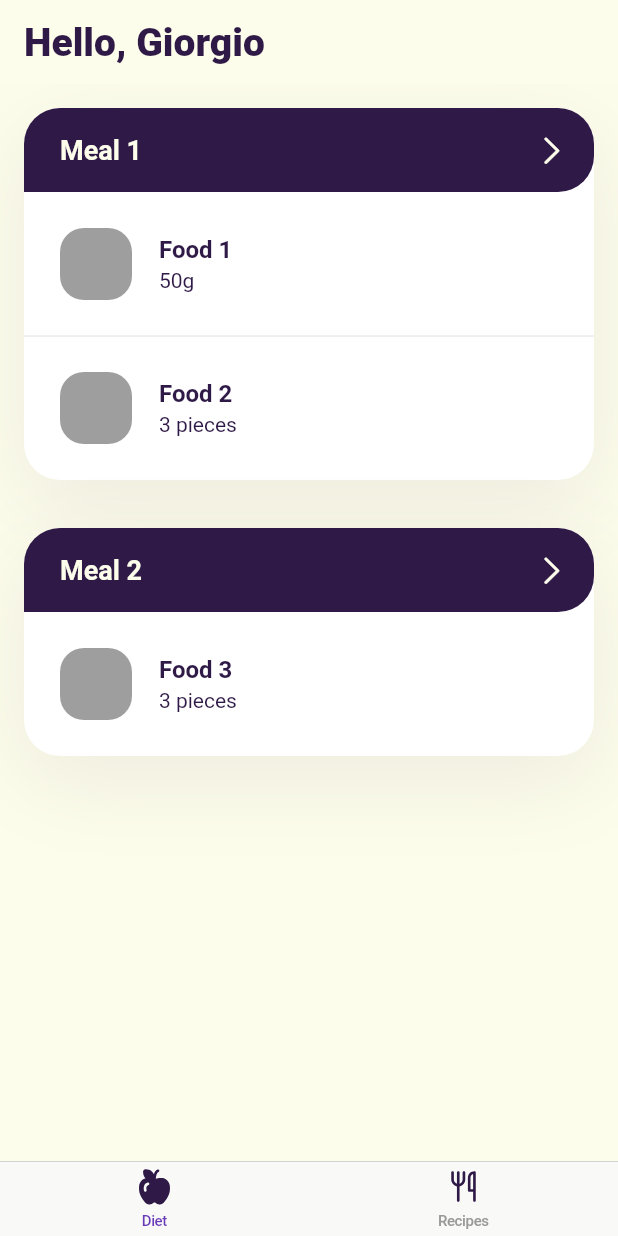
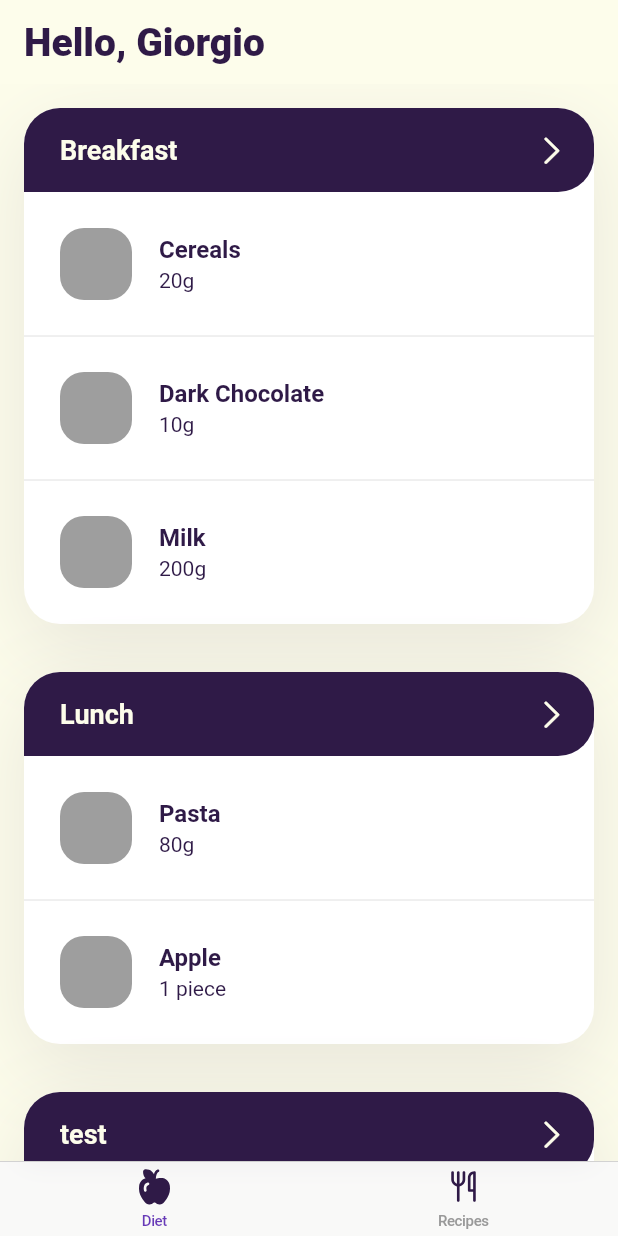
Before and after one commit to iamgio/fluttered, a Flutter app: the screen it shows after launch, on a phone screen of 412 x 824 dp. Run offline on Flutter 3.47's test engine with Material 2 defaults, Android fonts, the light colour scheme and no system bars; our stand-ins replace flutter_svg.

Commit message:
Fix overflow

```diff
--- a/lib/diet/constants.dart
+++ b/lib/diet/constants.dart
@@ -27,7 +27,7 @@ class Const {
   static const double mealAddFoodRadius = 14;
   static const double mealShadowBlur = 48;
   static const double mealShadowY = 16;
-  static const double mealShadowOpacity = .08;
+  static const double mealShadowOpacity = .1;
 
   static const int pageSwitchDuration = 250;
 }
--- a/lib/diet/data/data.dart
+++ b/lib/diet/data/data.dart
@@ -15,24 +15,35 @@ Future<UserModel> data_getUser() => Future.delayed(
         weeklyDiet: WeeklyDietModel(
           dailyDiets: [
             DailyDietModel(day: 0, meals: [
-              MealModel(name: 'Meal 1', foods: [
+              MealModel(name: 'Breakfast', foods: [
                 MealFoodModel(
-                  name: 'Food 1',
-                  amount: 50,
+                  name: 'Cereals',
+                  amount: 20,
                 ),
                 MealFoodModel(
-                  name: 'Food 2',
-                  amount: 3,
+                  name: 'Dark Chocolate',
+                  amount: 10,
+                  quantityType: QuantityType.grams,
+                ),
+                MealFoodModel(
+                  name: 'Milk',
+                  amount: 200,
+                  quantityType: QuantityType.grams,
+                ),
+              ]),
+              MealModel(name: 'Lunch', foods: [
+                MealFoodModel(
+                  name: 'Pasta',
+                  amount: 80,
+                  quantityType: QuantityType.grams,
+                ),
+                MealFoodModel(
+                  name: 'Apple',
+                  amount: 1,
                   quantityType: QuantityType.pieces,
                 ),
               ]),
-              MealModel(name: 'Meal 2', foods: [
-                MealFoodModel(
-                  name: 'Food 3',
-                  amount: 3,
-                  quantityType: QuantityType.pieces,
-                ),
-              ]),
+              MealModel(name: 'test', foods: []),
             ]),
             DailyDietModel(day: 1, meals: [
               MealModel(name: 'Meal 1', foods: []),
--- a/lib/diet/view/diet_page.dart
+++ b/lib/diet/view/diet_page.dart
@@ -39,7 +39,7 @@ class _DietPageState extends State<DietPage> {
     )).toList();
   }
 
-  _buildWeeklyMeals() => List.generate(7, (index) => Column(
+  _buildWeeklyMeals() => List.generate(7, (index) => ListView(
     children: _buildDailyMeals(index),
   ));
 
```
